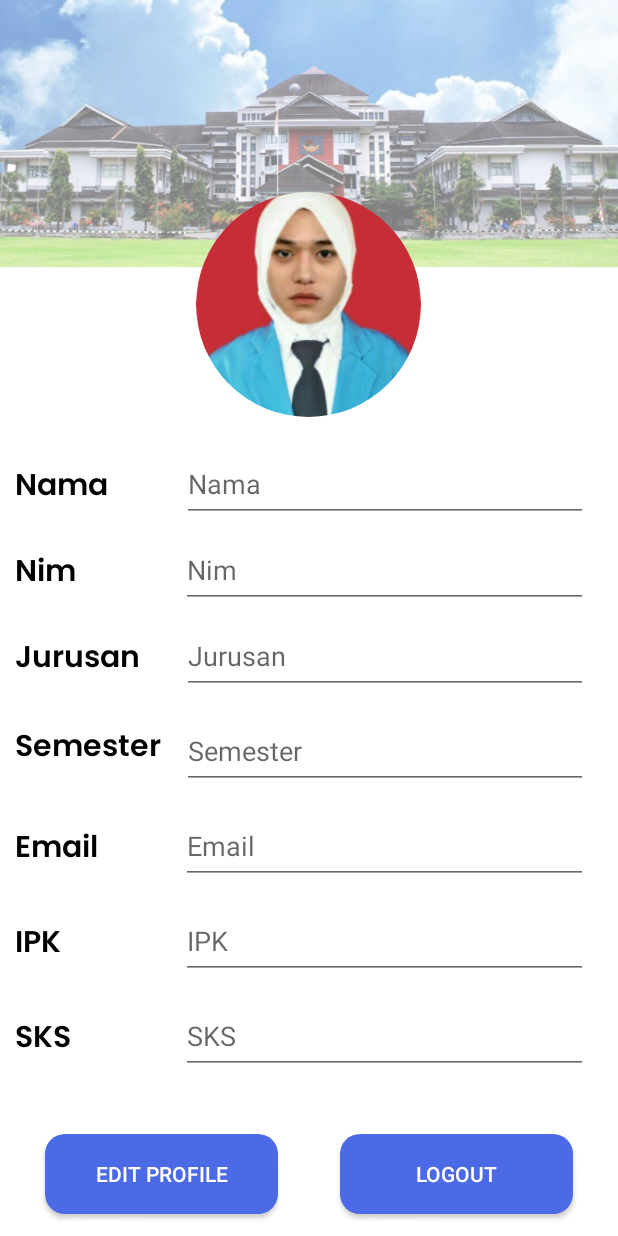
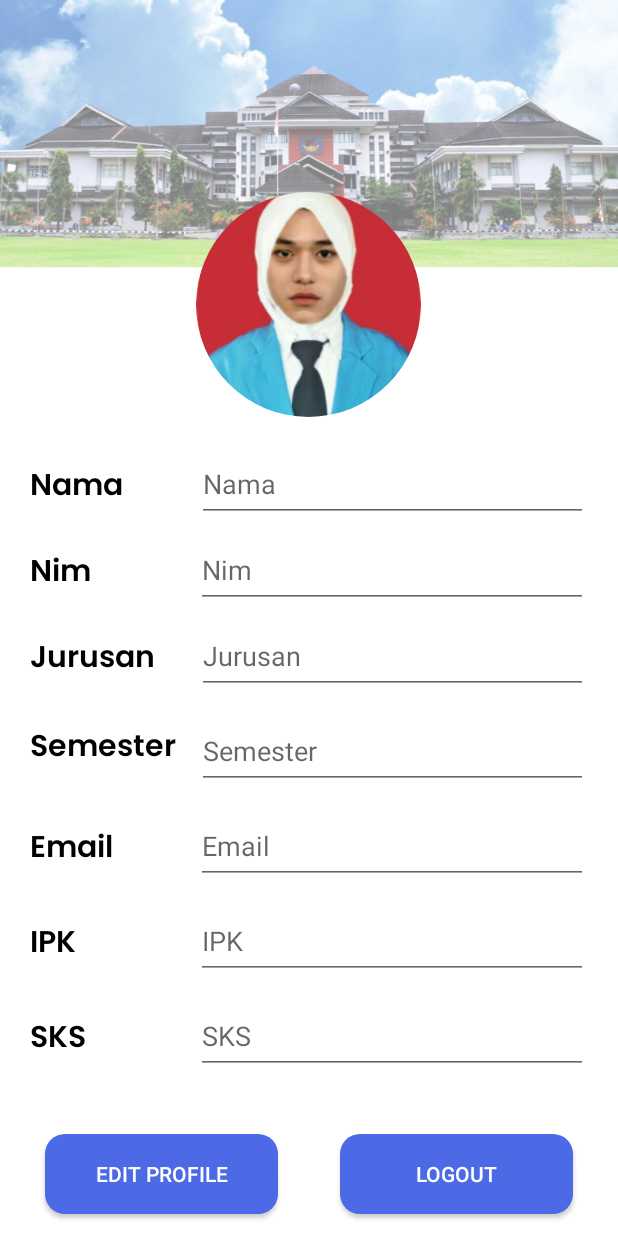
Before and after one commit to heryaulia/E-LearningAPP, an Android app: the UserProfile screen opened directly, with no data from a screen before it, on a phone screen of 412 x 824 dp. Run offline under Robolectric (Android 15) with nearby library versions, the phone set to English and light mode, and no system bars; our stand-ins replace CircleImageView, Firebase (no records; nobody signed in at launch, a user with empty details on screens opened directly); Roboto replaces fonts that are not available here.

```diff
--- a/app/src/main/res/layout/activity_user_profile.xml
+++ b/app/src/main/res/layout/activity_user_profile.xml
@@ -22,7 +22,7 @@
         android:layout_width="wrap_content"
         android:layout_height="wrap_content"
         android:layout_below="@id/profile_image"
-        android:layout_marginLeft="10dp"
+        android:layout_marginStart="20dp"
         android:layout_marginTop="30dp"
         android:fontFamily="@font/poppins_semibold"
         android:text="Nama"
@@ -52,7 +52,7 @@
         android:layout_width="wrap_content"
         android:layout_height="wrap_content"
         android:layout_below="@id/tv_name_user"
-        android:layout_marginLeft="10dp"
+        android:layout_marginStart="20dp"
         android:layout_marginTop="23dp"
         android:fontFamily="@font/poppins_semibold"
         android:text="Nim"
@@ -82,7 +82,7 @@
         android:layout_width="wrap_content"
         android:layout_height="wrap_content"
         android:layout_below="@id/tv_nim_user"
-        android:layout_marginLeft="10dp"
+        android:layout_marginStart="20dp"
         android:layout_marginTop="23dp"
         android:fontFamily="@font/poppins_semibold"
         android:text="Jurusan"
@@ -95,7 +95,7 @@
         android:layout_width="250dp"
         android:layout_height="50dp"
         android:layout_below="@id/tv_nim_user"
-        android:layout_alignParentRight="true"
+        android:layout_alignParentEnd="true"
         android:layout_marginStart="28dp"
         android:layout_marginTop="13dp"
         android:layout_marginEnd="20dp"
@@ -112,7 +112,7 @@
         android:layout_width="wrap_content"
         android:layout_height="wrap_content"
         android:layout_below="@id/tv_jurusan_user"
-        android:layout_marginLeft="10dp"
+        android:layout_marginStart="20dp"
         android:layout_marginTop="25dp"
         android:fontFamily="@font/poppins_semibold"
         android:text="Semester"
@@ -125,7 +125,7 @@
         android:layout_width="250dp"
         android:layout_height="50dp"
         android:layout_below="@id/tv2_jurusan_user"
-        android:layout_alignParentRight="true"
+        android:layout_alignParentEnd="true"
         android:layout_marginStart="14dp"
         android:layout_marginTop="13dp"
         android:layout_marginEnd="20dp"
@@ -142,20 +142,20 @@
         android:layout_width="wrap_content"
         android:layout_height="wrap_content"
         android:layout_below="@id/tv2_semester_user"
-        android:layout_marginLeft="10dp"
+        android:layout_marginStart="20dp"
         android:layout_marginTop="23dp"
         android:fontFamily="@font/poppins_semibold"
         android:text="Email"
         android:textAlignment="center"
         android:textColor="@color/black"
-        android:textSize="20sp"/>
+        android:textSize="20sp" />
 
     <TextView
         android:id="@+id/tv2_email_user"
         android:layout_width="250dp"
         android:layout_height="50dp"
         android:layout_below="@id/tv2_semester_user"
-        android:layout_alignParentRight="true"
+        android:layout_alignParentEnd="true"
         android:layout_marginStart="55dp"
         android:layout_marginTop="13dp"
         android:layout_marginEnd="20dp"
@@ -172,20 +172,20 @@
         android:layout_width="wrap_content"
         android:layout_height="wrap_content"
         android:layout_below="@id/tv2_email_user"
-        android:layout_marginLeft="10dp"
+        android:layout_marginStart="20dp"
         android:layout_marginTop="23dp"
         android:fontFamily="@font/poppins_semibold"
         android:text="IPK"
         android:textAlignment="center"
         android:textColor="@color/black"
-        android:textSize="20sp"/>
+        android:textSize="20sp" />
 
     <TextView
         android:id="@+id/tv2_ipk_user"
         android:layout_width="250dp"
         android:layout_height="50dp"
         android:layout_below="@id/tv2_email_user"
-        android:layout_alignParentRight="true"
+        android:layout_alignParentEnd="true"
         android:layout_marginStart="80dp"
         android:layout_marginTop="13dp"
         android:layout_marginEnd="20dp"
@@ -202,7 +202,7 @@
         android:layout_width="wrap_content"
         android:layout_height="wrap_content"
         android:layout_below="@id/tv2_ipk_user"
-        android:layout_marginLeft="10dp"
+        android:layout_marginStart="20dp"
         android:layout_marginTop="23dp"
         android:fontFamily="@font/poppins_semibold"
         android:text="SKS"
@@ -215,7 +215,7 @@
         android:layout_width="250dp"
         android:layout_height="50dp"
         android:layout_below="@id/tv2_ipk_user"
-        android:layout_alignParentRight="true"
+        android:layout_alignParentEnd="true"
         android:layout_marginStart="73dp"
         android:layout_marginTop="13dp"
         android:layout_marginRight="40dp"
@@ -226,7 +226,8 @@
         android:gravity="center_vertical"
         android:hint="SKS"
         android:textAppearance="?android:attr/textAppearanceMediumInverse"
-        android:textColor="?attr/editTextColor" />
+        android:textColor="?attr/editTextColor"
+        tools:ignore="RtlHardcoded" />
 
 
     <Button
@@ -247,9 +248,9 @@
         android:layout_width="155dp"
         android:layout_height="53dp"
         android:layout_below="@id/tv2_sks_user"
-        android:layout_alignParentRight="true"
+        android:layout_alignParentEnd="true"
         android:layout_marginTop="40dp"
-        android:layout_marginRight="30dp"
+        android:layout_marginEnd="30dp"
         android:background="@drawable/btnonboard3"
         android:text="Logout"
         android:textColor="@color/white" />
```
